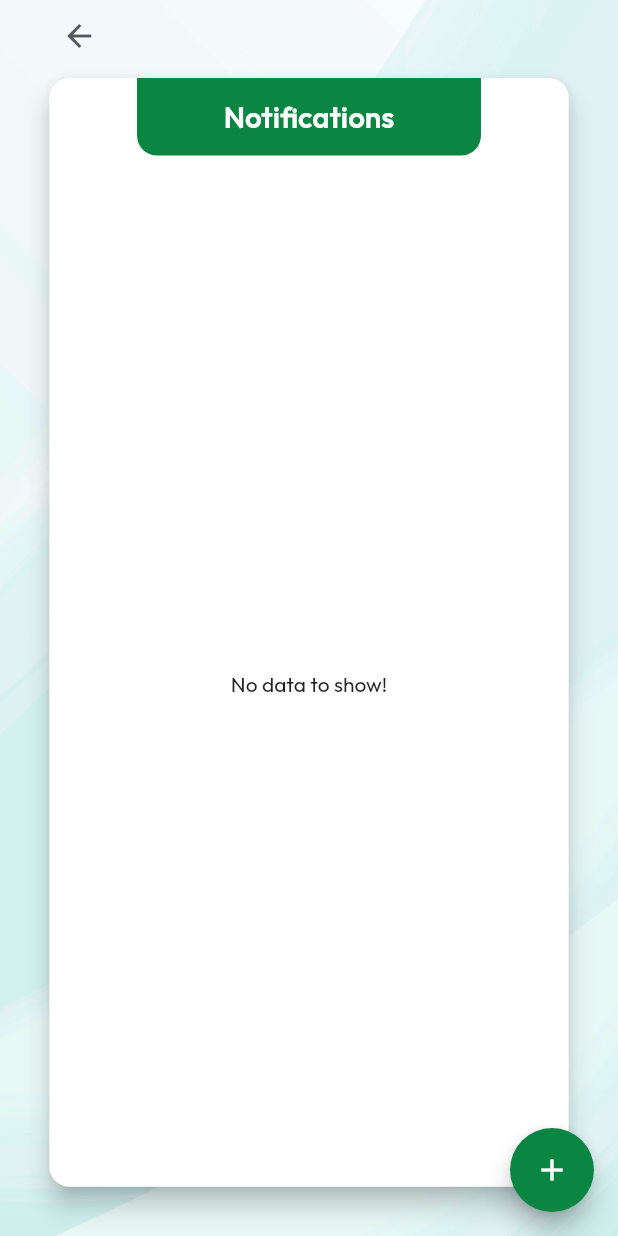
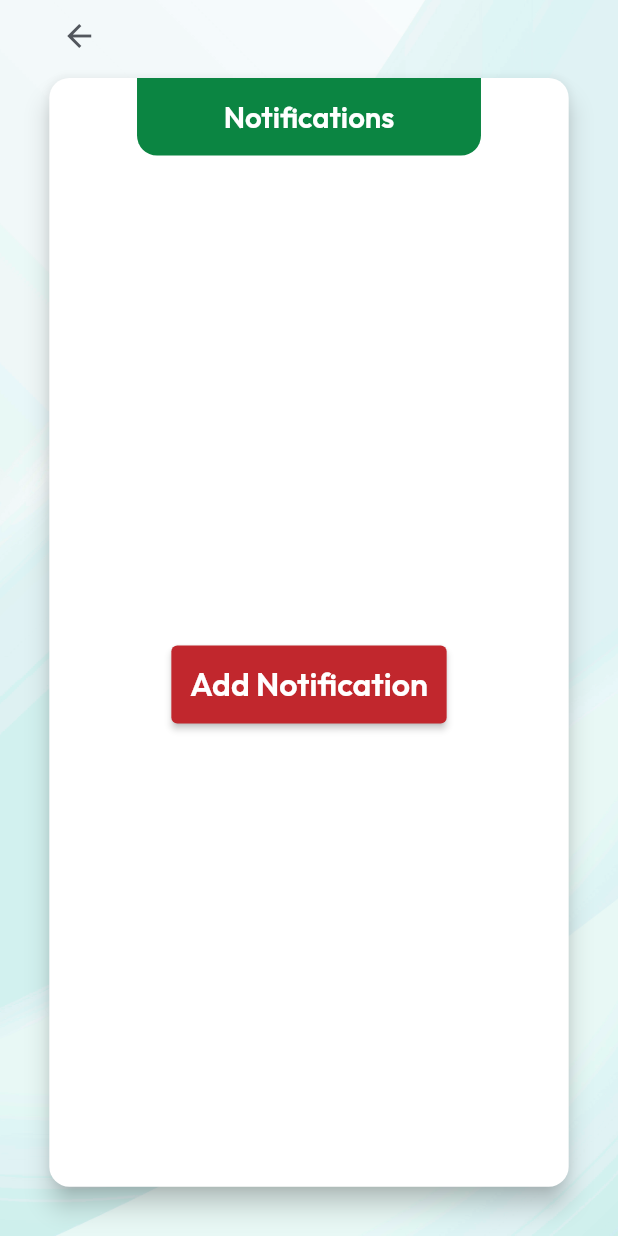
Before and after one commit to Sanjuwa/TOP-Admin, a Flutter app: the Notifications screen opened directly, on a phone screen of 412 x 824 dp. Run offline on Flutter 3.47's test engine with Material 2 defaults, Android fonts, the phone set to English and light mode, and no system bars; our stand-ins replace cached_network_image, cloud_firestore, firebase_auth, firebase_core, flutter_dotenv, flutter_screenutil and 3 more; missing offline and left inert: sendgrid_mailer; accounts and stored records are empty; generated files the repository leaves out were written again.

```diff
--- a/lib/constants.dart
+++ b/lib/constants.dart
@@ -32,6 +32,8 @@ final specialities = [
   'None',
 ];
 
+const approvedTemplateID = "d-3dc3240c034244c5b85a89851bd1c0af";
+
 extension FormatDate on DateTime {
   String toYYYYMMDDFormat() {
     return DateFormat('yyyy-MM-dd').format(this);
--- a/lib/main.dart
+++ b/lib/main.dart
@@ -1,6 +1,7 @@
 import 'package:firebase_core/firebase_core.dart';
 import 'package:flutter/material.dart';
 import 'package:flutter/services.dart';
+import 'package:flutter_dotenv/flutter_dotenv.dart';
 import 'package:flutter_screenutil/flutter_screenutil.dart';
 import 'package:google_fonts/google_fonts.dart';
 import 'package:provider/provider.dart';
@@ -16,6 +17,8 @@ main() async {
   SystemChrome.setPreferredOrientations([
     DeviceOrientation.portraitUp,
   ]);
+
+  await dotenv.load(fileName: ".env");
 
   await Firebase.initializeApp(
     options: DefaultFirebaseOptions.currentPlatform,
--- a/lib/services/database_service.dart
+++ b/lib/services/database_service.dart
@@ -152,7 +152,7 @@ class DatabaseService {
   }
 
   createNotification(String text) async {
-    await _firestore.collection('notifications').add({
+    await _firestore.collection('notifications').doc('1').set({
       'text': text,
       'date': DateTime.now().toString(),
     });
--- /dev/null
+++ b/lib/services/email_service.dart
@@ -0,0 +1,25 @@
+import 'package:flutter_dotenv/flutter_dotenv.dart';
+import 'package:sendgrid_mailer/sendgrid_mailer.dart';
+
+class EmailService {
+  sendEmail(
+      {required List<String> to,
+      required String subject,
+      Map<String, dynamic>? templateData,
+      required String templateID}) async {
+    try {
+      final mailer = Mailer(dotenv.env['SENDGRID']!);
+      List<Address> toAddresses = to.map((e) => Address(e)).toList();
+      final fromAddress = Address('topnurseagency@gmail.com', "TOP Nurse Agency");
+      final personalization =
+          Personalization(toAddresses, dynamicTemplateData: templateData, subject: subject);
+
+      final email = Email([personalization], fromAddress, subject, templateId: templateID);
+      await mailer.send(email);
+      return true;
+    } catch (e) {
+      print(e);
+      return false;
+    }
+  }
+}
--- a/lib/views/approval.dart
+++ b/lib/views/approval.dart
@@ -120,7 +120,7 @@ class Approval extends StatelessWidget {
                                         showPhone: roleController.selectedApprovalRole == Role.Nurse,
                                         onAcceptButtonPressed: () async {
                                           ToastBar(text: 'Please wait...', color: Colors.orange).show();
-                                          bool success = await roleController.approveUser(user.uid);
+                                          bool success = await roleController.approveUser(user);
                                           if(success){
                                             roleController.refresh();
                                           }
--- a/lib/views/notifications.dart
+++ b/lib/views/notifications.dart
@@ -6,6 +6,7 @@ import 'package:top_admin/constants.dart';
 import 'package:top_admin/controllers/role_controller.dart';
 import 'package:top_admin/views/pop_ups/create_notification.dart';
 import 'package:top_admin/widgets/backdrop.dart';
+import 'package:top_admin/widgets/button.dart';
 import 'package:top_admin/widgets/heading_card.dart';
 import 'package:top_admin/widgets/tile.dart';
 import 'package:top_admin/widgets/toast.dart';
@@ -18,27 +19,6 @@ class Notifications extends StatelessWidget {
     var roleController = Provider.of<RoleController>(context);
 
     return Scaffold(
-      floatingActionButton: Padding(
-        padding: getDeviceType() == Device.Tablet
-            ? EdgeInsets.only(right: 10.w, bottom: 10.h)
-            : EdgeInsets.zero,
-        child: getDeviceType() == Device.Tablet
-            ? FloatingActionButton.large(
-                backgroundColor: kGreen,
-                elevation: 7,
-                onPressed: () => showDialog(context: context, builder: (_) => CreateNotification()),
-                child: Icon(
-                  Icons.add,
-                  size: 50,
-                ),
-              )
-            : FloatingActionButton(
-                backgroundColor: kGreen,
-                elevation: 7,
-                onPressed: () => showDialog(context: context, builder: (_) => CreateNotification()),
-                child: Icon(Icons.add),
-              ),
-      ),
       body: Backdrop(
         child: Padding(
           padding: getDeviceType() == Device.Tablet
@@ -78,17 +58,15 @@ class Notifications extends StatelessWidget {
                                   } else if (!snapshot.hasData || snapshot.data!.isEmpty) {
                                     return Stack(
                                       children: [
-                                        Center(
-                                          child: Text(
-                                            'No data to show!',
-                                            style: TextStyle(
-                                                fontSize: getDeviceType() == Device.Tablet
-                                                    ? 20.sp
-                                                    : null),
-                                          ),
-                                        ),
                                         ListView(
                                           physics: AlwaysScrollableScrollPhysics(),
+                                        ),
+                                        Center(
+                                          child: Button(
+                                            text: 'Add Notification',
+                                            color: kRed,
+                                            onPressed: () => showDialog(context: context, builder: (_) => CreateNotification()),
+                                          ),
                                         ),
                                       ],
                                     );
@@ -119,9 +97,12 @@ class Notifications extends StatelessWidget {
                                               ),
                                               TextButton(
                                                 onPressed: () async {
-                                                  ToastBar(text: 'Please wait...', color: Colors.orange).show();
-                                                  bool success =
-                                                      await roleController.deleteNotification(snapshot.data![i].id);
+                                                  ToastBar(
+                                                          text: 'Please wait...',
+                                                          color: Colors.orange)
+                                                      .show();
+                                                  bool success = await roleController
+                                                      .deleteNotification(snapshot.data![i].id);
                                                   if (success) {
                                                     Navigator.pop(context);
                                                     roleController.refresh();
--- a/pubspec.yaml
+++ b/pubspec.yaml
@@ -44,6 +44,8 @@ dependencies:
   firebase_core: ^1.21.0
   fluttertoast: ^8.0.9
   cached_network_image: ^3.2.1
+  flutter_dotenv: ^5.0.2
+  sendgrid_mailer: ^0.1.3
 
 dev_dependencies:
   flutter_test:
@@ -70,6 +72,7 @@ flutter:
   # To add assets to your application, add an assets section, like this:
   assets:
     - assets/
+    - .env
   #   - images/a_dot_ham.jpeg
 
   # An image asset can refer to one or more resolution-specific "variants", see
```
Also changed, not shown: lib/controllers/role_controller.dart (+9 -2 lines), pubspec.lock, 1 other file.
